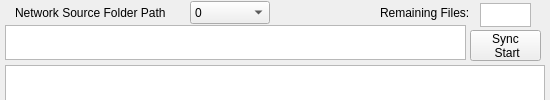
This is AutoSync/AutoSync.ui in ybb0001/AutoSync as Qt 5 draws it before an edit. The edited form follows.
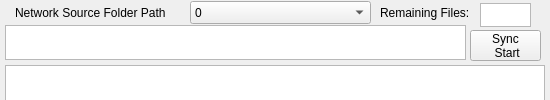
This is the edited form.

What changed in the file:
```diff
--- a/AutoSync/AutoSync.ui
+++ b/AutoSync/AutoSync.ui
@@ -95,7 +95,7 @@
     <rect>
      <x>190</x>
      <y>1</y>
-     <width>80</width>
+     <width>181</width>
      <height>23</height>
     </rect>
    </property>
```
Left out of the diff: 2 changed lines with no effect on the pictures.
